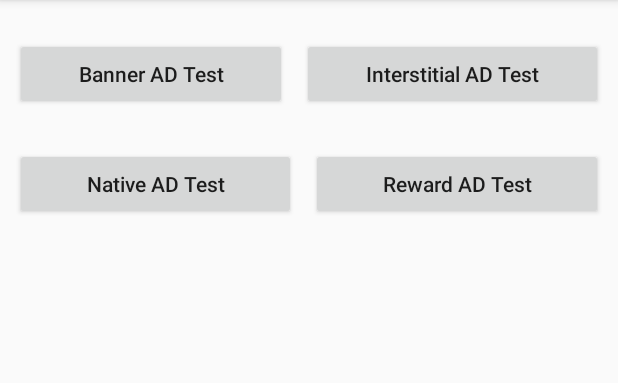
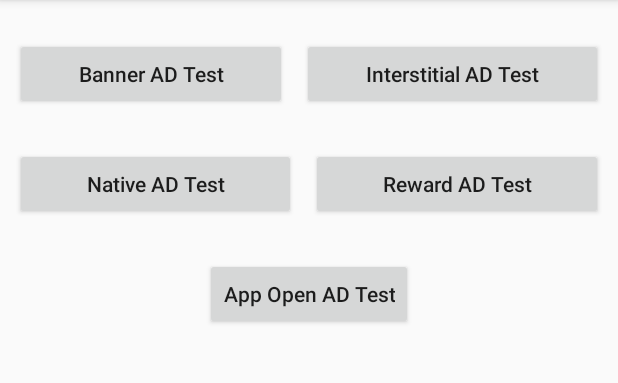
Before and after one commit to ozanComp/admobhelper, an Android app: the screen it shows after launch (MainActivity), on a phone screen of 412 x 824 dp, the part 84-467 px from its top. Run offline under Robolectric (Android 15) with nearby library versions, the phone set to English and light mode, and no system bars; our stand-ins replace AdMob; plain views replace NativeExpressAdView; 2 statements that could not run were skipped.

Commit message:
insert App Open AD

```diff
--- a/admoblib/build.gradle
+++ b/admoblib/build.gradle
@@ -7,8 +7,8 @@ android {
     defaultConfig {
         minSdkVersion 23
         targetSdkVersion 30
-        versionCode 2
-        versionName "1.1"
+        versionCode 3
+        versionName "1.2"
 
         testInstrumentationRunner "androidx.test.runner.AndroidJUnitRunner"
         consumerProguardFiles "consumer-rules.pro"
--- /dev/null
+++ b/admoblib/src/main/java/com/sol/admoblib/AdMobAppOpen.java
@@ -0,0 +1,47 @@
+package com.sol.admoblib;
+
+import android.app.Activity;
+
+import com.google.android.gms.ads.AdRequest;
+import com.google.android.gms.ads.FullScreenContentCallback;
+import com.google.android.gms.ads.LoadAdError;
+import com.google.android.gms.ads.appopen.AppOpenAd;
+
+public abstract class AdMobAppOpen extends AdMobLib {
+    private Activity activity;
+    private String adUnitId;
+    private AppOpenAd ad;
+
+    public abstract void onLoad();
+    public abstract void onFailedLoad();
+
+    public AdMobAppOpen(Activity activity, String adUnitId) {
+        super(activity);
+        this.activity = activity;
+        this.adUnitId = adUnitId;
+    }
+
+    @Override
+    public void load(){
+        AppOpenAd.AppOpenAdLoadCallback loadCallback = new AppOpenAd.AppOpenAdLoadCallback() {
+            @Override
+            public void onAppOpenAdLoaded(AppOpenAd ad) {
+                AdMobAppOpen.this.ad = ad;
+                onLoad();
+            }
+
+            @Override
+            public void onAppOpenAdFailedToLoad(LoadAdError loadAdError) {
+                onFailedLoad();
+            }
+
+        };
+        AdRequest request = new AdRequest.Builder().build();
+        AppOpenAd.load(activity, adUnitId, request, AppOpenAd.APP_OPEN_AD_ORIENTATION_PORTRAIT, loadCallback);
+    }
+
+    @Override
+    public void show(){
+        ad.show(activity, new FullScreenContentCallback());
+    }
+}
--- a/app/build.gradle
+++ b/app/build.gradle
@@ -8,8 +8,8 @@ android {
         applicationId "com.sol.admobhelper"
         minSdkVersion 23
         targetSdkVersion 30
-        versionCode 2
-        versionName "1.1"
+        versionCode 3
+        versionName "1.2"
 
         testInstrumentationRunner "androidx.test.runner.AndroidJUnitRunner"
     }
--- a/app/src/main/java/com/sol/admobhelper/MainActivity.java
+++ b/app/src/main/java/com/sol/admobhelper/MainActivity.java
@@ -13,6 +13,7 @@ import com.google.android.gms.ads.AdView;
 import com.google.android.gms.ads.LoadAdError;
 import com.google.android.gms.ads.NativeExpressAdView;
 import com.google.android.gms.ads.rewarded.RewardItem;
+import com.sol.admoblib.AdMobAppOpen;
 import com.sol.admoblib.AdMobBanner;
 import com.sol.admoblib.AdMobInterstitial;
 import com.sol.admoblib.AdMobNative;
@@ -23,6 +24,7 @@ public class MainActivity extends AppCompatActivity {
     private AdMobBanner adMobBanner;
     private AdMobNative adMobNative;
     private AdMobReward adMobReward;
+    private AdMobAppOpen adMobAppOpen;
     private AdMobInterstitial adMobInterstitial;
 
     private AdView adView;
@@ -39,6 +41,7 @@ public class MainActivity extends AppCompatActivity {
         initAdMobBanner();
         initAdMobNative();
         initAdMobReward();
+        initAdMobAppOpen();
         initAdMobInterstitial();
     }
 
@@ -103,6 +106,22 @@ public class MainActivity extends AppCompatActivity {
         };
     }
 
+    private void initAdMobAppOpen(){
+        adMobAppOpen = new AdMobAppOpen(this, getString(R.string.adOpen)) {
+            @Override
+            public void onLoad() {
+                Log.d(MainActivity.class.getSimpleName(), "load app open ad");
+                adMobAppOpen.show();
+            }
+
+            @Override
+            public void onFailedLoad() {
+                Log.d(MainActivity.class.getSimpleName(), "failed load app open ad");
+            }
+        };
+
+    }
+
     private void initAdViews(){
         adView = findViewById(R.id.adViewBanner);
         nativeExpressAdView = findViewById(R.id.adViewNative);
@@ -112,6 +131,7 @@ public class MainActivity extends AppCompatActivity {
         Button buttonBanner = findViewById(R.id.buttonBanner);
         Button buttonNative = findViewById(R.id.buttonNative);
         Button buttonReward = findViewById(R.id.buttonReward);
+        Button buttonAppOpen = findViewById(R.id.buttonAppOpen);
         Button buttonInterstitial = findViewById(R.id.buttonInterstitial);
 
         buttonBanner.setOnClickListener(new View.OnClickListener() {
@@ -141,5 +161,12 @@ public class MainActivity extends AppCompatActivity {
                 adMobReward.load();
             }
         });
+
+        buttonAppOpen.setOnClickListener(new View.OnClickListener() {
+            @Override
+            public void onClick(View v) {
+                adMobAppOpen.load();
+            }
+        });
     }
 }
--- a/app/src/main/res/layout/activity_main.xml
+++ b/app/src/main/res/layout/activity_main.xml
@@ -78,6 +78,28 @@
 
         </LinearLayout>
 
+        <LinearLayout
+            android:id="@+id/linearLayoutThird"
+            android:layout_width="match_parent"
+            android:layout_height="wrap_content"
+            android:layout_below="@+id/linearLayoutSecond"
+            android:layout_marginTop="25dp"
+            android:layout_marginStart="10dp"
+            android:layout_marginEnd="10dp"
+            android:gravity="center"
+            android:orientation="horizontal">
+
+            <Button
+                android:id="@+id/buttonAppOpen"
+                android:layout_width="wrap_content"
+                android:layout_height="wrap_content"
+                android:text="@string/open_test"
+                android:textAllCaps="false"
+                tools:ignore="ButtonStyle">
+            </Button>
+
+        </LinearLayout>
+
         <com.google.android.gms.ads.NativeExpressAdView
             android:id="@+id/adViewNative"
             android:layout_width="wrap_content"
--- a/app/src/main/res/values/strings.xml
+++ b/app/src/main/res/values/strings.xml
@@ -10,5 +10,5 @@
     <string name="interstitial_test">Interstitial AD Test</string>
     <string name="native_test">Native AD Test</string>
     <string name="reward_test">Reward AD Test</string>
-    <string name="open_test">Open AD Test</string>
+    <string name="open_test">App Open AD Test</string>
 </resources>
```
